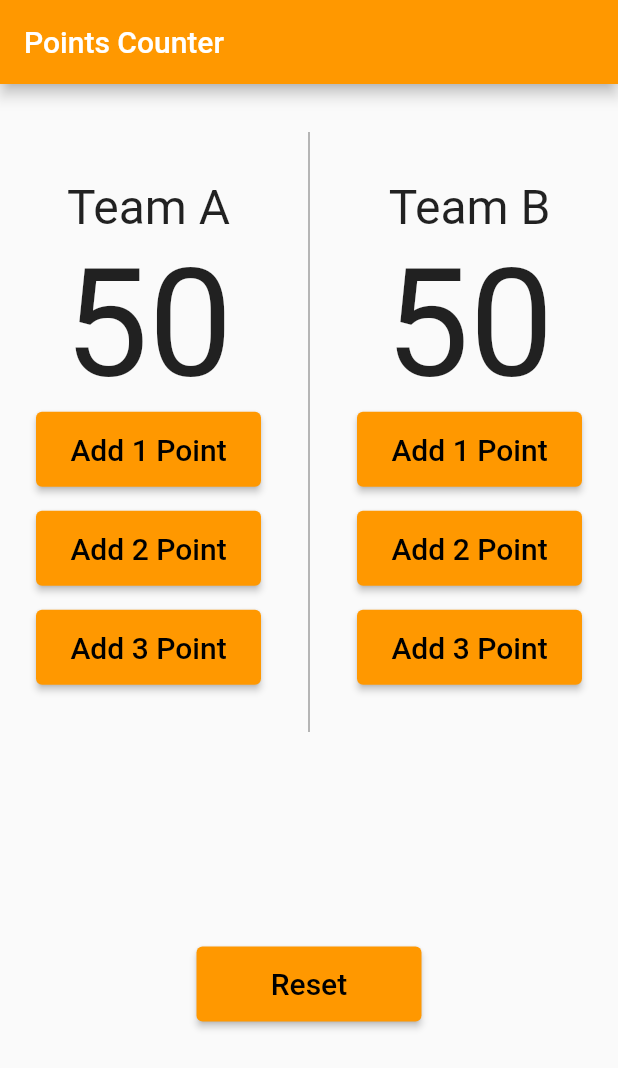
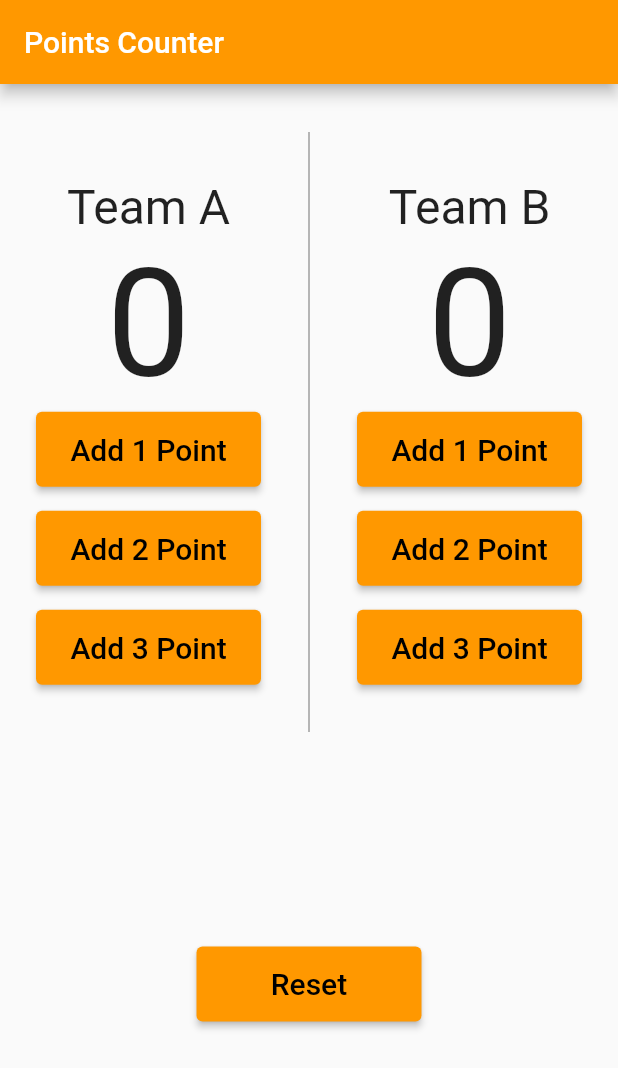
Before and after one commit to Hishamk99/Bascketball-Points, a Flutter app: the screen it shows after launch, on a phone screen of 412 x 824 dp. Shown: the top 1068 px of the screen. Run offline on Flutter 3.47's test engine with Material 2 defaults, Android fonts, the phone set to English and light mode, and no system bars.

Commit message:
adding variable

```diff
--- a/lib/main.dart
+++ b/lib/main.dart
@@ -12,6 +12,8 @@ class BascketballPoints extends StatefulWidget {
 }
 
 class _BascketballPointsState extends State<BascketballPoints> {
+  int teamAPoints = 0;
+  int teamBPoints = 0;
   @override
   Widget build(BuildContext context) {
     return MaterialApp(
@@ -37,7 +39,7 @@ class _BascketballPointsState extends State<BascketballPoints> {
                       style: TextStyle(fontSize: 32),
                     ),
                     Text(
-                      '50',
+                      '$teamAPoints',
                       style: TextStyle(fontSize: 100),
                     ),
                     ElevatedButton(
@@ -89,7 +91,7 @@ class _BascketballPointsState extends State<BascketballPoints> {
                       style: TextStyle(fontSize: 32),
                     ),
                     Text(
-                      '50',
+                      '$teamBPoints',
                       style: TextStyle(fontSize: 100),
                     ),
                     ElevatedButton(
```
